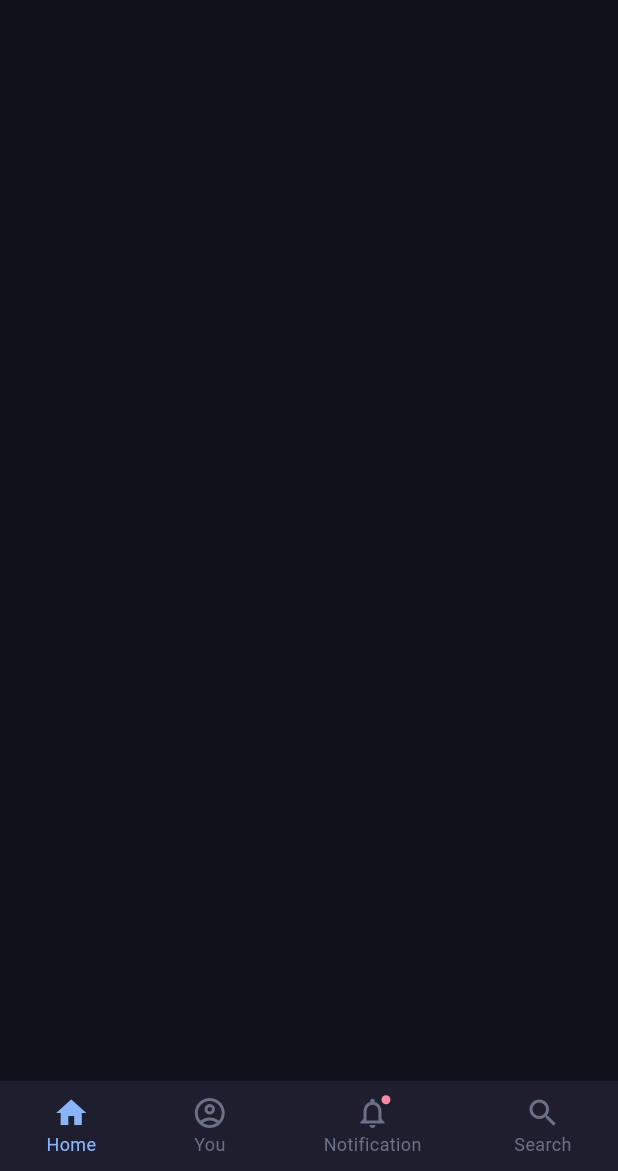
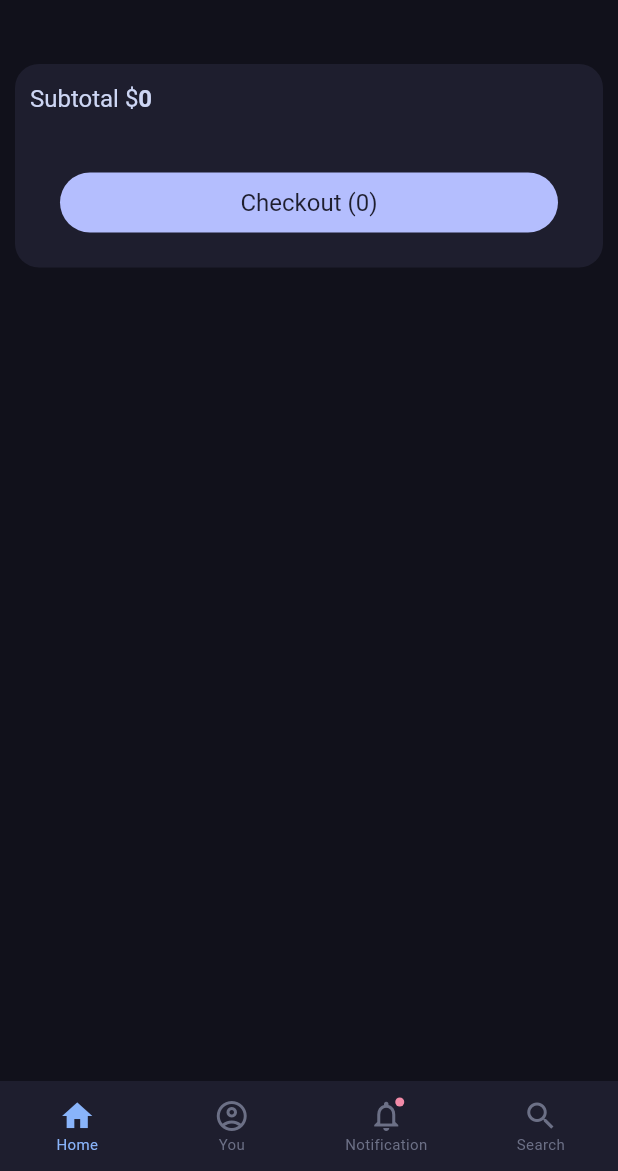
Before and after one commit to tuankhainguy/flutter-demo, a Flutter app: the screen it shows after launch, swiped to page 5, on a phone screen of 412 x 824 dp, the part 65-1236 px from its top. Run offline on Flutter 3.47's test engine with Material 3 defaults, Android fonts, the phone set to English and light mode, and no system bars.

Commit message:
Improved cart page and implementing checkout page
add checkout all button in cat page
add subtotal of all items in cart

add cancel functionality for cancel button
in search page

start checkout page implementation

```diff
--- a/lib/main.dart
+++ b/lib/main.dart
@@ -128,7 +128,10 @@ class _MainState extends State<Main> {
         mainAxisAlignment: MainAxisAlignment.spaceAround,
         // mainAxisSize: MainAxisSize.min,
         children: <Widget>[
-          IconButton(
+          SizedBox(
+            height: 60,
+            width: 80,
+            child: IconButton(
               alignment: Alignment.center,
               padding: const EdgeInsets.symmetric(vertical: 0.0, horizontal: 10.0),
               onPressed: () => pageJump(0),
@@ -137,7 +140,11 @@ class _MainState extends State<Main> {
                 buildNavigationIcon(const Icon(Icons.home_outlined), "Home", 0),
               color: currentPageIndex == 0 ? kHighlightColor : kTextOverlay,
             ),
-          IconButton(
+          ),
+          SizedBox(
+            height: 60,
+            width: 80,
+            child: IconButton(
               alignment: Alignment.center,
               padding: const EdgeInsets.symmetric(vertical: 0.0, horizontal: 10.0),
               onPressed: () => pageJump(1),
@@ -146,7 +153,11 @@ class _MainState extends State<Main> {
                 buildNavigationIcon(const Icon(Icons.account_circle_outlined), "You", 1),
               color: currentPageIndex == 1 ? kHighlightColor : kTextOverlay,
             ),
-          IconButton(
+          ),
+          SizedBox(
+            height: 60,
+            width: 80,
+            child: IconButton(
               alignment: Alignment.center,
               padding: const EdgeInsets.symmetric(vertical: 0.0, horizontal: 10.0),
               onPressed: () => pageJump(2),
@@ -171,7 +182,11 @@ class _MainState extends State<Main> {
                 ),
               color: currentPageIndex == 2 ? kHighlightColor : kTextOverlay,
             ),
-          IconButton(
+          ),
+          SizedBox(
+            height: 60,
+            width: 80,
+            child: IconButton(
               alignment: Alignment.center,
               padding: const EdgeInsets.symmetric(vertical: 0.0, horizontal: 10.0),
               onPressed: () => pageJump(3),
@@ -179,6 +194,7 @@ class _MainState extends State<Main> {
                 buildNavigationIcon(const Icon(Icons.search_rounded), "Search", 3) :
                 buildNavigationIcon(const Icon(Icons.search_outlined), "Search", 3),
               color: currentPageIndex == 3 ? kHighlightColor : kTextOverlay,
+            ),
           ),
         ],
       )
@@ -194,7 +210,7 @@ class _MainState extends State<Main> {
           label,
           style: TextStyle(
             color: currentPageIndex == pageIndex ? kHighlightColor : kTextOverlay,
-            fontSize: 12.0,
+            fontSize: 10.0,
           ),
         ),
       ],
--- a/lib/pages/cart_page.dart
+++ b/lib/pages/cart_page.dart
@@ -1,4 +1,5 @@
 import 'package:demo/constants.dart';
+import 'package:demo/main.dart';
 import 'package:demo/pages/components/app_bar.dart';
 import 'package:flutter/material.dart';
 import 'package:demo/models/product.dart';
@@ -20,14 +21,111 @@ class _CartState extends State<CartPage> with AutomaticKeepAliveClientMixin {
   @override
   Widget build(BuildContext context) {
     super.build(context);
+
+    int subTotal = 0;
+    cart.forEach((key, value) => subTotal += key.price * value);
+
     return Scaffold(
       backgroundColor: Colors.transparent,
       appBar: buildAppBar(widget.pageJump, 4),
       body: Padding(
-        padding: const EdgeInsets.all(8.0),
+        padding: const EdgeInsets.all(kDefaultPadding / 2),
+        child: Column(
+          crossAxisAlignment: CrossAxisAlignment.start,
+          children: <Widget>[
+            Padding(
+              padding: const EdgeInsets.symmetric(
+                vertical: kDefaultPadding,
+              ),
+              child: Row(
+                mainAxisAlignment: MainAxisAlignment.start,
+                children: <Widget>[
+                  Expanded(
+                    child: Container(
+                      padding: const EdgeInsets.symmetric(
+                        vertical: kDefaultPadding / 1.5,
+                        horizontal: kDefaultPadding / 2,
+                      ),
+                      decoration: const BoxDecoration(
+                        color: kBaseColor,
+                        borderRadius: BorderRadius.all(Radius.circular(16.0)),
+                      ),
+                      child: Column(
+                        mainAxisAlignment: MainAxisAlignment.start,
+                        crossAxisAlignment: CrossAxisAlignment.start,
+                        children: <Widget>[
+                          RichText(
+                            text: TextSpan(
+                              text: "Subtotal \$",
+                              style: const TextStyle(
+                                fontSize: 16.0,
+                                color: kTextLight,
+                              ),
+                              children: <TextSpan>[
+                                TextSpan(
+                                  text: subTotal.toString(),
+                                  style: const TextStyle(
+                                    fontWeight: FontWeight.bold,
+                                  ),
+                                )
+                              ],
+                            ),
+                          ),
+                          const SizedBox(height: kDefaultPadding * 1.5),
+                          GestureDetector(
+                            onTap: () {
+                              setState(() {
+                              });
+                            },
+                            child: Row(
+                              children: <Widget>[
+                                Expanded(
+                                  child: Container(
+                                    alignment: Alignment.center,
+                                    height: 40,
+                                    margin: const EdgeInsets.symmetric(
+                                      horizontal: kDefaultPadding,
+                                      vertical: kDefaultPadding / 2
+                                    ),
+                                    decoration: const BoxDecoration(
+                                      borderRadius: BorderRadius.all(
+                                        Radius.circular(20.0)
+                                      ),
+                                      color: kCheckOutColor,
+                                    ),
+                                    child: RichText(
+                                      text: TextSpan(
+                                        text: "Checkout ",
+                                        style: const TextStyle(
+                                          fontSize: 16.0,
+                                          color: kTextDark,
+                                        ),
+                                        children: <TextSpan>[
+                                          TextSpan(
+                                            text: "(${cart.values.fold(
+                                              0, (prev, curr) => prev + curr
+                                            )})",
+                                          )
+                                        ],
+                                      ),
+                                    ),
+                                  ),
+                                ),
+                              ],
+                            ),
+                          ),
+                        ],
+                      ),
+                    ),
+                  ),
+                ],
+              ),
+            ),
+            Expanded(
               child: ListView.builder(
                 itemCount: cart.length,
                 itemBuilder: (BuildContext context, int index) => Card(
+                  color: const Color(0xfff5e0dc),
                   child: ListTile(
                     contentPadding: const EdgeInsets.symmetric(horizontal: kDefaultPadding / 2),
                     leading: SizedBox(
@@ -137,6 +235,9 @@ class _CartState extends State<CartPage> with AutomaticKeepAliveClientMixin {
                 ),
               ),
             ),
+          ],
+        ),
+      ),
     );
   }
 }
--- /dev/null
+++ b/lib/pages/check_out_page.dart
@@ -0,0 +1,14 @@
+import 'package:flutter/material.dart';
+import 'package:demo/constants.dart';
+import 'package:demo/models/product.dart';
+
+
+class CheckOutPage extends StatelessWidget{
+  const CheckOutPage({Key? key}) : super(key: key);
+
+  @override
+  Widget build(BuildContext context) {
+    return const Column(
+    );
+  }
+}
--- a/lib/pages/details_page.dart
+++ /dev/null
@@ -1,11 +0,0 @@
-import 'package:flutter/material.dart';
-
-class DetailsPage extends StatelessWidget{
-  const DetailsPage({Key? key}) : super(key: key);
-
-  @override
-  Widget build(BuildContext context) {
-    return const Column(
-    );
-  }
-}
--- a/lib/pages/search_page.dart
+++ b/lib/pages/search_page.dart
@@ -92,6 +92,9 @@ class _SearchState extends State<SearchPage> with AutomaticKeepAliveClientMixin
               ),
               const SizedBox(width: kDefaultPadding / 2),
               GestureDetector(
+                onTap: () {
+                  FocusScope.of(context).unfocus();
+                },
                 child: const Text(
                   "cancel",
                   style: TextStyle(
```
Lines whose indentation alone changed are shown as unchanged.
